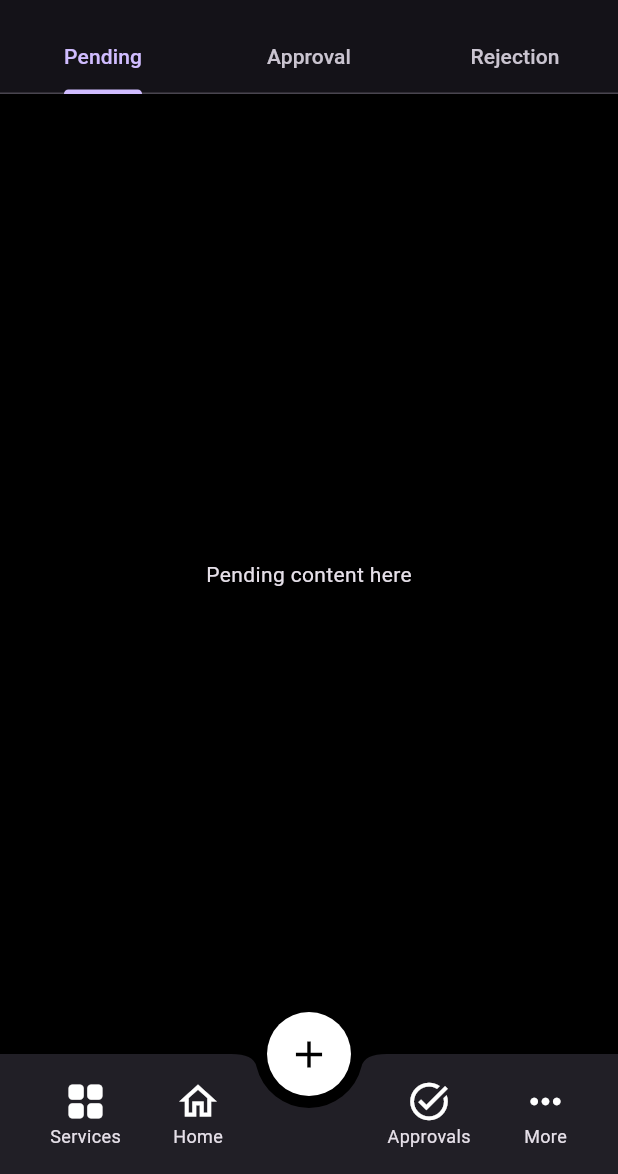
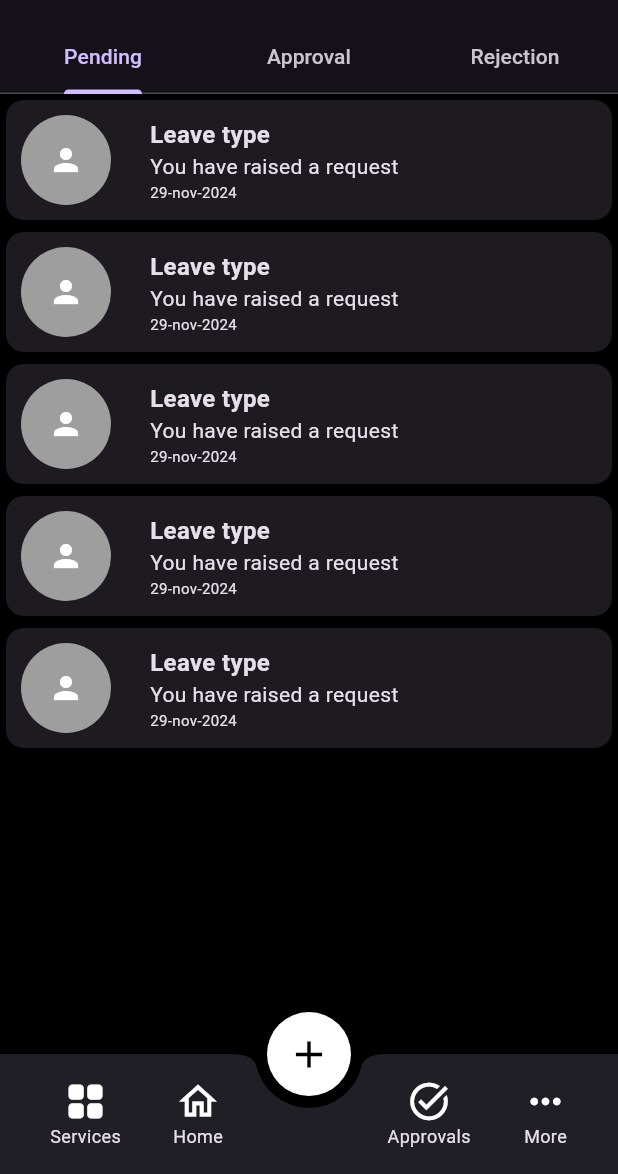
Before and after one commit to shreyash510/zoho_clone, a Flutter app: the screen it shows once a user with an empty profile is signed in, item 3 of the bottom bar chosen, on a phone screen of 412 x 824 dp, the part 62-1236 px from its top. Run offline on Flutter 3.47's test engine with Material 3 defaults, Android fonts, the phone set to English and light mode, and no system bars; our stand-ins replace cloud_firestore, firebase_auth, firebase_core, flutter_riverpod, riverpod_annotation, transparent_image; accounts and stored records are empty; network calls fail; Roboto replaces fonts that are missing (Poppins).

Commit message:
approval cards

```diff
--- a/lib/pages/approvals/approvals.dart
+++ b/lib/pages/approvals/approvals.dart
@@ -1,4 +1,7 @@
 import 'package:flutter/material.dart';
+import 'package:zoho_clone/pages/approvals/tabs/approval.dart';
+import 'package:zoho_clone/pages/approvals/tabs/pending.dart';
+import 'package:zoho_clone/pages/approvals/tabs/rejection.dart';
 
 class ApprovalsScreen extends StatefulWidget {
   @override
@@ -55,14 +58,10 @@ class _ApprovalsScreenState extends State<ApprovalsScreen> {
         body: TabBarView(
           children: [
             Center(
-                child: Text(
-                    "Pending content here")), // Replace with actual content
-            Center(
-                child: Text(
-                    "Approval content here")), // Replace with actual content
-            Center(
-                child: Text(
-                    "Rejection content here")), // Replace with actual content
+              child: PendingTab(),
+            ), // Replace with actual content
+            Center(child: ApprovalTab()), // Replace with actual content
+            Center(child: RejectionTab()), // Replace with actual content
           ],
         ),
       ),
@@ -97,12 +96,18 @@ class _ApprovalsScreenState extends State<ApprovalsScreen> {
   Widget _quickActionModal(BuildContext context) {
     return Column(
       children: [
+        SizedBox(
+          height: 10,
+        ),
         TextButton(
           onPressed: () {},
           child: Text(
             'My Approvals',
             style: TextStyle(fontSize: 15, fontWeight: FontWeight.w500),
           ),
+        ),
+        SizedBox(
+          height: 10,
         ),
         TextButton(
           onPressed: () {},
--- /dev/null
+++ b/lib/pages/approvals/components/approvalCard.dart
@@ -0,0 +1,46 @@
+import 'package:flutter/material.dart';
+
+class Approvalcard extends StatelessWidget {
+  @override
+  Widget build(BuildContext context) {
+    return Card(
+      child: Row(
+        children: <Widget>[
+          Column(
+            children: [
+              Padding(
+                padding: EdgeInsets.all(10),
+                child: CircleAvatar(
+                  radius: 30,
+                  backgroundColor: Colors.grey,
+                  child: Icon(Icons.person, color: Colors.white),
+                ),
+              )
+            ],
+          ),
+          SizedBox(width: 16.0),
+          Column(
+            crossAxisAlignment: CrossAxisAlignment.start,
+            children: [
+              Text(
+                "Leave type",
+                style: TextStyle(
+                  fontSize: 16,
+                  fontWeight: FontWeight.bold,
+                  // color: Colors.black,
+                ),
+              ),
+              Text("You have raised a request"),
+              Text(
+                "29-nov-2024",
+                style: TextStyle(fontSize: 10, fontWeight: FontWeight.normal
+                    // color: Colors.grey,
+                    ),
+              ),
+            ],
+          )
+        ],
+      ),
+    );
+  }
+}
--- /dev/null
+++ b/lib/pages/approvals/tabs/approval.dart
@@ -0,0 +1,14 @@
+import 'package:flutter/material.dart';
+import 'package:zoho_clone/pages/approvals/components/approvalCard.dart';
+
+class ApprovalTab extends StatelessWidget {
+  @override
+  Widget build(BuildContext context) {
+    return Scaffold(
+        body: Column(
+      children: [
+        Approvalcard(),
+      ],
+    ));
+  }
+}
--- /dev/null
+++ b/lib/pages/approvals/tabs/pending.dart
@@ -0,0 +1,19 @@
+import 'package:flutter/material.dart';
+import 'package:zoho_clone/pages/approvals/components/approvalCard.dart';
+
+class PendingTab extends StatelessWidget {
+  @override
+  Widget build(BuildContext context) {
+    return Scaffold(
+      body: Column(
+        children: [
+          Approvalcard(),
+          Approvalcard(),
+          Approvalcard(),
+          Approvalcard(),
+          Approvalcard(),
+        ],
+      ),
+    );
+  }
+}
--- /dev/null
+++ b/lib/pages/approvals/tabs/rejection.dart
@@ -0,0 +1,14 @@
+import 'package:flutter/material.dart';
+import 'package:zoho_clone/pages/approvals/components/approvalCard.dart';
+
+class RejectionTab extends StatelessWidget {
+  @override
+  Widget build(BuildContext context) {
+    return Scaffold(
+        body: Column(
+      children: [
+        Approvalcard(),
+      ],
+    ));
+  }
+}
```
